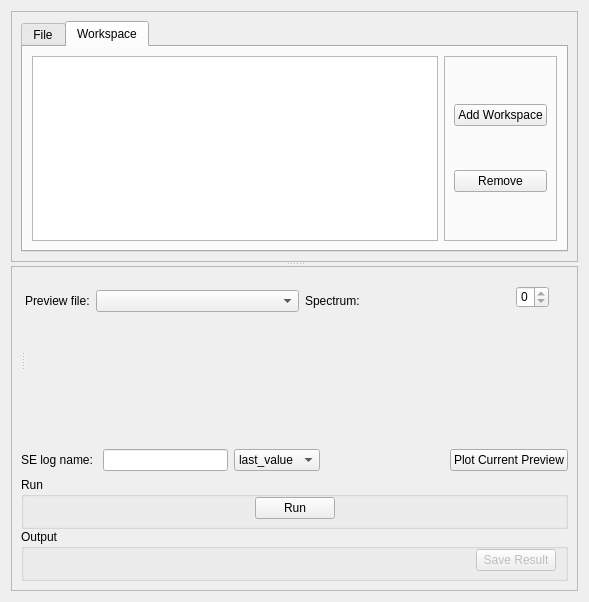
Old version of the form qt/scientific_interfaces/Indirect/IndirectDataManipulationElwinTab.ui in the repository mantidproject/mantid.
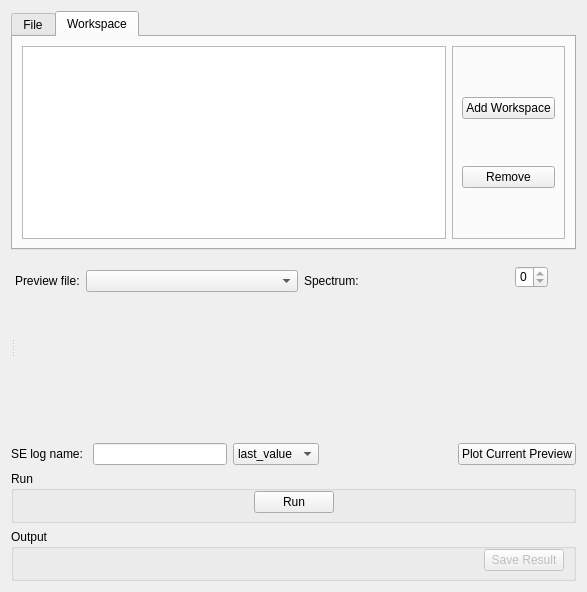
New version of the form. Custom widgets are drawn as their Qt base class.

Commit message:
remove scroll area from elwin and Iqt
the scroll area what preventing screenshot taking in docs. this should fix it.

The edit to the form file:
```diff
--- a/qt/scientific_interfaces/Indirect/IndirectDataManipulationElwinTab.ui
+++ b/qt/scientific_interfaces/Indirect/IndirectDataManipulationElwinTab.ui
@@ -6,8 +6,8 @@
    <rect>
     <x>0</x>
     <y>0</y>
-    <width>589</width>
-    <height>602</height>
+    <width>587</width>
+    <height>592</height>
    </rect>
   </property>
   <property name="sizePolicy">
@@ -19,25 +19,6 @@
   <property name="windowTitle">
    <string>Form</string>
   </property>
-  <layout class="QGridLayout" name="gridLayout_4">
-   <item row="0" column="0">
-    <widget class="QSplitter" name="splitter">
-     <property name="orientation">
-      <enum>Qt::Vertical</enum>
-     </property>
-     <widget class="QScrollArea" name="scrollArea">
-      <property name="widgetResizable">
-       <bool>true</bool>
-      </property>
-      <widget class="QWidget" name="scrollAreaWidgetContents_3">
-       <property name="geometry">
-        <rect>
-         <x>0</x>
-         <y>0</y>
-         <width>587</width>
-         <height>221</height>
-        </rect>
-       </property>
        <layout class="QGridLayout" name="gridLayout">
         <item row="0" column="0">
          <widget class="QTabWidget" name="inputChoice">
@@ -177,36 +158,7 @@
           </widget>
          </widget>
         </item>
-       </layout>
-      </widget>
-     </widget>
-     <widget class="QScrollArea" name="scrollArea_2">
-      <property name="minimumSize">
-       <size>
-        <width>0</width>
-        <height>280</height>
-       </size>
-      </property>
-      <property name="widgetResizable">
-       <bool>true</bool>
-      </property>
-      <widget class="QWidget" name="scrollAreaWidgetContents">
-       <property name="geometry">
-        <rect>
-         <x>0</x>
-         <y>0</y>
-         <width>569</width>
-         <height>333</height>
-        </rect>
-       </property>
-       <property name="minimumSize">
-        <size>
-         <width>0</width>
-         <height>280</height>
-        </size>
-       </property>
-       <layout class="QVBoxLayout" name="verticalLayout_3">
-        <item>
+   <item row="1" column="0">
          <widget class="QSplitter" name="splitter_2">
           <property name="orientation">
            <enum>Qt::Horizontal</enum>
@@ -329,7 +281,7 @@
           </widget>
          </widget>
         </item>
-        <item>
+   <item row="2" column="0">
          <layout class="QHBoxLayout" name="loSampleLog">
           <item>
            <widget class="QLabel" name="label_2">
@@ -381,25 +333,7 @@
           </item>
          </layout>
         </item>
-        <item>
-         <widget class="QFrame" name="fResults">
-          <layout class="QVBoxLayout" name="verticalLayout">
-           <property name="spacing">
-            <number>0</number>
-           </property>
-           <property name="leftMargin">
-            <number>0</number>
-           </property>
-           <property name="topMargin">
-            <number>0</number>
-           </property>
-           <property name="rightMargin">
-            <number>0</number>
-           </property>
-           <property name="bottomMargin">
-            <number>0</number>
-           </property>
-           <item>
+   <item row="3" column="0">
             <widget class="QGroupBox" name="gbRun">
              <property name="title">
               <string>Run</string>
@@ -447,7 +381,7 @@
              </layout>
             </widget>
            </item>
-           <item>
+   <item row="4" column="0">
             <widget class="QGroupBox" name="gbOutput">
              <property name="title">
               <string>Output</string>
@@ -486,14 +420,6 @@
                </widget>
               </item>
              </layout>
-            </widget>
-           </item>
-          </layout>
-         </widget>
-        </item>
-       </layout>
-      </widget>
-     </widget>
     </widget>
    </item>
   </layout>
```
Lines whose indentation alone changed are shown as unchanged. The commit also changes 1 other file.
